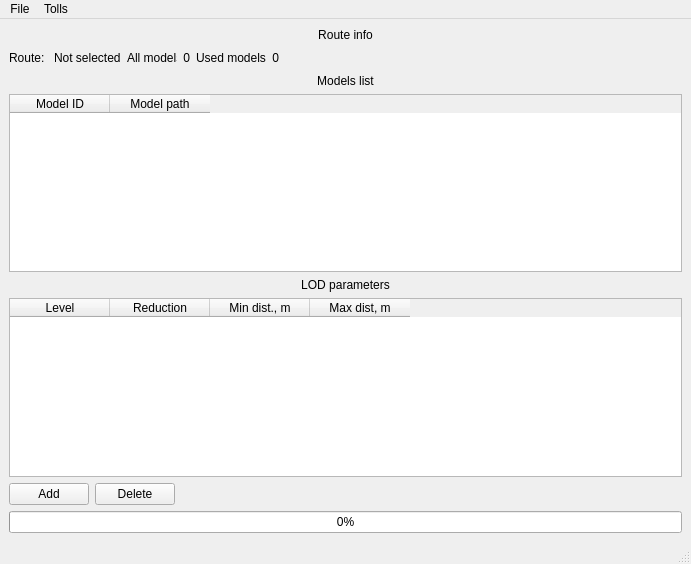
Before: the Qt Designer form routeLODgen/forms/mainwindow.ui in maisvendoo/RRS, drawn with Qt 5.
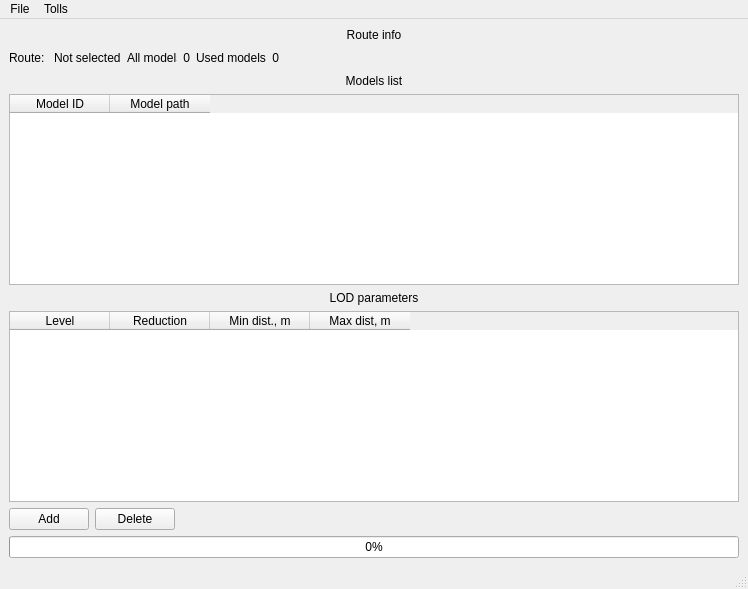
After: the same form once the commit is applied.

Commit message: Поправлен алгоритм очистки маршрута

```diff
--- a/routeLODgen/forms/mainwindow.ui
+++ b/routeLODgen/forms/mainwindow.ui
@@ -6,8 +6,8 @@
    <rect>
     <x>0</x>
     <y>0</y>
-    <width>691</width>
-    <height>564</height>
+    <width>748</width>
+    <height>589</height>
    </rect>
   </property>
   <property name="windowTitle">
@@ -237,8 +237,8 @@
     <rect>
      <x>0</x>
      <y>0</y>
-     <width>691</width>
-     <height>21</height>
+     <width>748</width>
+     <height>22</height>
     </rect>
    </property>
    <widget class="QMenu" name="menu">
```
The commit also changes 2 other files.
